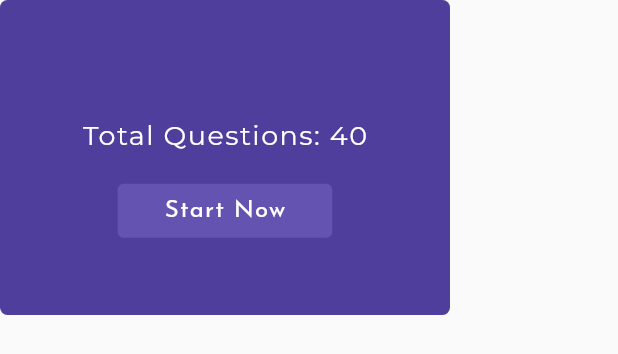
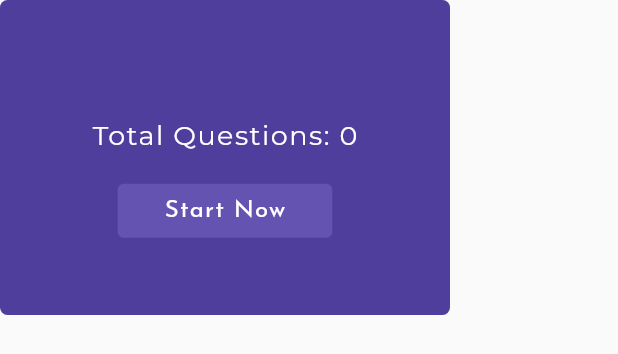
Before and after one commit to udaykumaruking/ameliorate_dsa, a Flutter app: the BuildCard widget shown alone on an empty page, opened directly with empty values, on a phone screen of 412 x 824 dp. Shown: the top 354 px of the screen. Run offline on Flutter 3.47's test engine with Material 2 defaults, Android fonts, the phone set to English and light mode, and no system bars; our stand-ins replace cloud_firestore, firebase_core, google_fonts; accounts and stored records are empty.

Commit message:
update question numbers

```diff
--- a/lib/widgets/buildCard.dart
+++ b/lib/widgets/buildCard.dart
@@ -5,7 +5,8 @@ import '../constants.dart';
 
 class BuildCard extends StatelessWidget {
   final String topicName;
-  BuildCard({@required this.topicName});
+  final int noOfQuestions;
+  BuildCard({@required this.topicName, @required this.noOfQuestions});
 
   @override
   Widget build(BuildContext context) {
@@ -35,7 +36,7 @@ class BuildCard extends StatelessWidget {
             height: 10,
           ),
           Text(
-            'Total Questions: 40',
+            'Total Questions: $noOfQuestions',
             style: GoogleFonts.montserrat(
                 textStyle: TextStyle(
               color: Colors.white,
```
Also changed, not shown: lib/screens/homeScreen.dart (+5 -3 lines).
